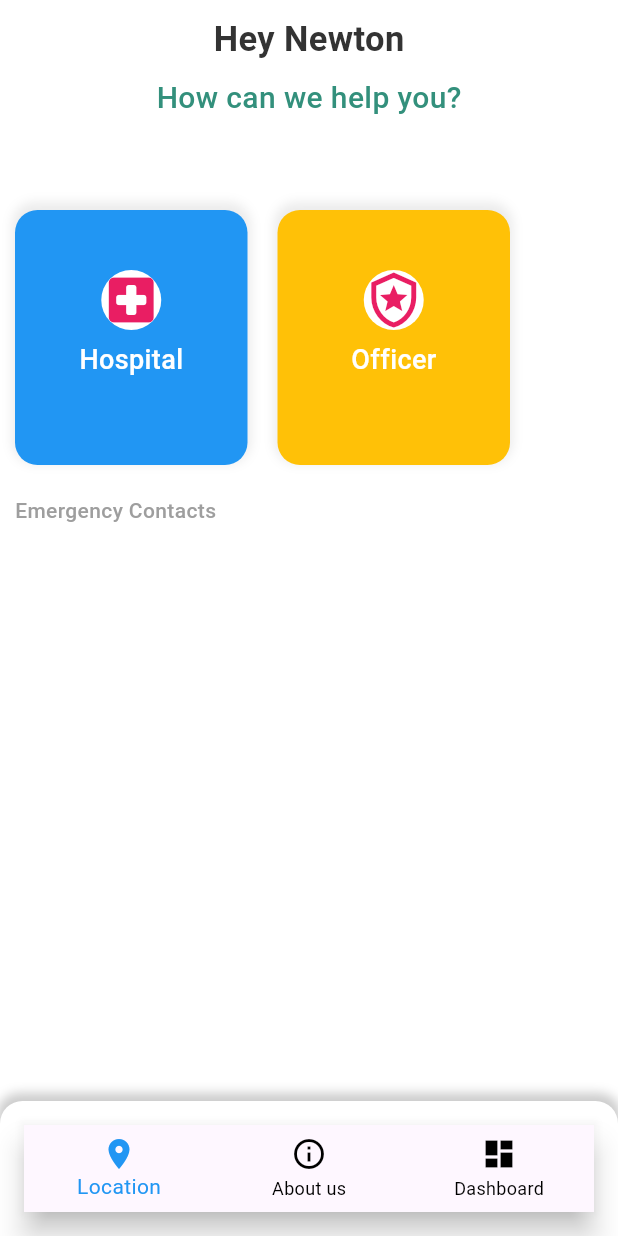
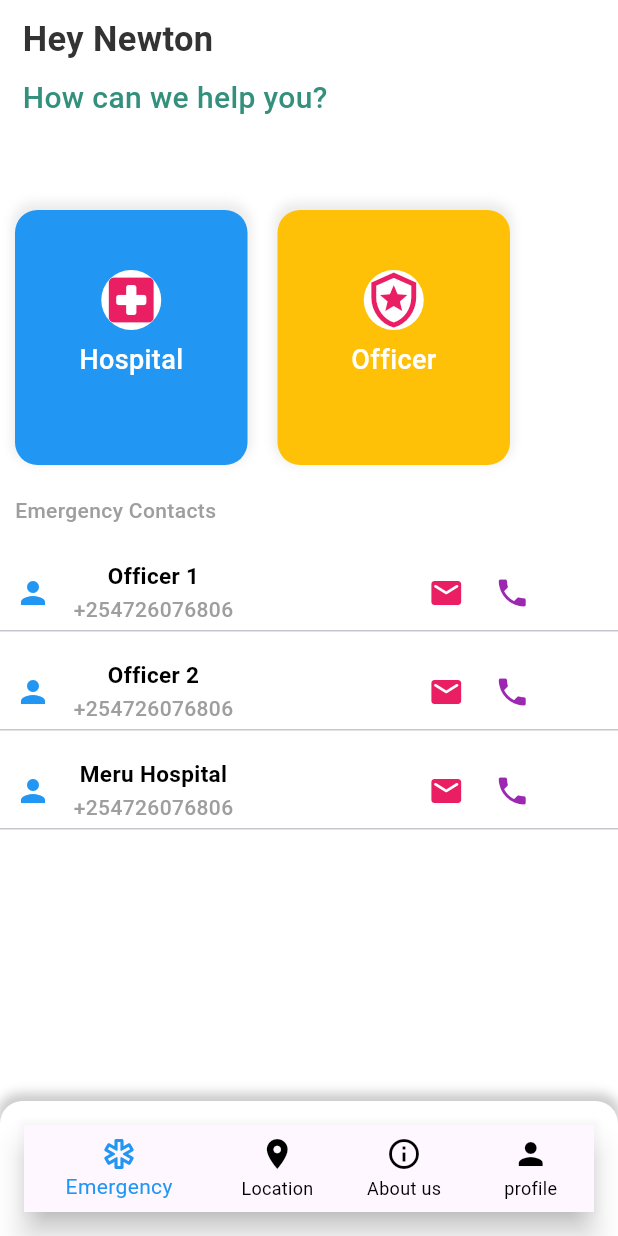
Before and after one commit to Wamitinewton/CareGuard, a Flutter app: the EmergencyPage screen opened by its route, on a phone screen of 412 x 824 dp. Run offline on Flutter 3.47's test engine with Material 3 defaults, Android fonts, the phone set to English and light mode, and no system bars; our stand-ins replace flutter_screenutil, get, intl_phone_number_input; missing offline and left inert: dot_indication_flutter.

Commit message:
completed Emergency UI

```diff
--- a/lib/pages/Auth/onboarding/view.dart
+++ b/lib/pages/Auth/onboarding/view.dart
@@ -16,9 +16,11 @@ class _OnboardingPageState extends State<OnboardingPage> {
   final OnboardingController controller = Get.put(OnboardingController());
   int _currentPage = 0;
   int selectedIndex = 0;
+
   // int listDot = 3;
-  static const _kDuration =  Duration(milliseconds: 300);
+  static const _kDuration = Duration(milliseconds: 300);
   static const _kCurve = Curves.easeInExpo;
+
   @override
   Widget build(BuildContext context) {
     return Scaffold(
@@ -54,7 +56,7 @@ class _OnboardingPageState extends State<OnboardingPage> {
                           curve: Curves.bounceInOut);
                     },
                     content:
-                        'Advocating for child security is an imperative shared responsibility that transcends boundaries. Every child deserves a safe environment, nurturing their well-being and fostering healthy development.'),
+                        'Child security demands constant vigilance, encompassing supervision, online education, and open communication for a safe environment, fostering resilience and confidence in children.'),
                 OnboardingCard(
                     text: 'Complete',
                     childIcon: 'iconchild3',
@@ -65,7 +67,7 @@ class _OnboardingPageState extends State<OnboardingPage> {
                       controller.goToSignUp();
                     },
                     content:
-                        'Advocating for child security is an imperative shared responsibility that transcends boundaries. Every child deserves a safe environment, nurturing their well-being and fostering healthy development.')
+                        'Child security is a fundamental priority, requiring vigilant supervision, educational measures for online safety, and fostering open communication. Creating a secure environment empowers children to navigate the world with confidence and resilience.')
               ],
             ),
           ),
--- a/lib/pages/home/emergency/emergency_component.dart
+++ b/lib/pages/home/emergency/emergency_component.dart
@@ -0,0 +1,67 @@
+import 'package:flutter/material.dart';
+
+Widget buildContactContainer(String name, String phoneNumber) {
+  return Column(
+    children: [
+      Container(
+        width: double.infinity,
+        height: 50,
+        decoration: const BoxDecoration(
+          color: Colors.white,
+        ),
+        child: Row(
+          children: [
+            const Padding(
+              padding: EdgeInsets.only(left: 10),
+              child: Icon(
+                Icons.person,
+                color: Color(0xFF2196F3),
+              ),
+            ),
+            const SizedBox(width: 15),
+            Column(
+              mainAxisAlignment: MainAxisAlignment.center,
+              children: [
+                Text(
+                  name,
+                  style: const TextStyle(
+                      color: Colors.black,
+                      fontSize: 15,
+                      fontWeight: FontWeight.w700),
+                ),
+                const SizedBox(height: 2),
+                Text(
+                  phoneNumber,
+                  style: const TextStyle(
+                      color: Colors.grey,
+                      fontSize: 14,
+                      fontWeight: FontWeight.w500),
+                ),
+              ],
+            ),
+            const Padding(
+              padding: EdgeInsets.only(left: 130),
+              child: Row(
+                children: [
+                  Icon(
+                    Icons.email_rounded,
+                    color: Color(0xFFE91E63),
+                  ),
+                  SizedBox(width: 20),
+                  Icon(
+                    Icons.phone,
+                    color: Color(0xFF9C27B0),
+                  ),
+                ],
+              ),
+            ),
+          ],
+        ),
+      ),
+      const Divider(
+        height: 1,
+        thickness: 1,
+      )
+    ],
+  );
+}
--- a/lib/pages/home/emergency/view.dart
+++ b/lib/pages/home/emergency/view.dart
@@ -1,5 +1,6 @@
 import 'package:careguard/common/style/color.dart';
 import 'package:careguard/pages/home/emergency/container_util.dart';
+import 'package:careguard/pages/home/emergency/emergency_component.dart';
 import 'package:careguard/pages/home/utils/bottombar_util.dart';
 import 'package:flutter/cupertino.dart';
 import 'package:flutter/material.dart';
@@ -12,22 +13,32 @@ class EmergencyPage extends StatelessWidget {
     return SafeArea(
       child: Scaffold(
         backgroundColor: Colors.white,
-        body: const SingleChildScrollView(
+        body: SingleChildScrollView(
             child: Column(
           children: [
-            Padding(
-              padding: EdgeInsets.only(top: 10),
-              child: Text(
+            const Padding(
+              padding: EdgeInsets.only(top: 10, left: 15),
+              child: Row(
+                mainAxisAlignment: MainAxisAlignment.start,
+                children: [
+                  Text(
                     'Hey Newton',
                     style: TextStyle(
                         fontSize: 23,
                         fontWeight: FontWeight.w700,
                         color: AppColor.primaryText),
                   ),
+                ],
               ),
-            SizedBox(
+            ),
+            const SizedBox(
               height: 8,
             ),
+            const Padding(
+              padding: EdgeInsets.only(left: 15),
+              child: Row(
+                mainAxisAlignment: MainAxisAlignment.start,
+                children: [
                   Text(
                     'How can we help you?',
                     style: TextStyle(
@@ -35,10 +46,13 @@ class EmergencyPage extends StatelessWidget {
                         fontWeight: FontWeight.w500,
                         color: AppColor.primaryBackground),
                   ),
-            SizedBox(
+                ],
+              ),
+            ),
+            const SizedBox(
               height: 50,
             ),
-            Row(
+            const Row(
               children: [
                 ContainerUtility(
                     text: 'Hospital',
@@ -50,22 +64,36 @@ class EmergencyPage extends StatelessWidget {
                     color: Color(0xFFFFC107)),
               ],
             ),
-            SizedBox(
+            const SizedBox(
               height: 10,
             ),
-            Row(
+            const Row(
               mainAxisAlignment: MainAxisAlignment.start,
               children: [
                 Padding(
                   padding: EdgeInsets.only(left: 10),
-                  child: Text('Emergency Contacts', style: TextStyle(
+                  child: Text(
+                    'Emergency Contacts',
+                    style: TextStyle(
                       color: Colors.grey,
                       fontWeight: FontWeight.w500,
-
-                  ),),
+                    ),
+                  ),
                 )
               ],
-            )
+            ),
+            const SizedBox(
+              height: 20,
+            ),
+            buildContactContainer('Officer 1', '+254726076806'),
+            const SizedBox(
+              height: 15,
+            ),
+            buildContactContainer('Officer 2', '+254726076806'),
+            const SizedBox(
+              height: 15,
+            ),
+            buildContactContainer('Meru Hospital', '+254726076806'),
           ],
         )),
         bottomNavigationBar: Container(
--- a/lib/pages/home/profile/view.dart
+++ b/lib/pages/home/profile/view.dart
@@ -2,6 +2,7 @@ import 'package:careguard/common/routes/names.dart';
 import 'package:careguard/common/style/color.dart';
 import 'package:careguard/pages/Auth/onboarding/controller.dart';
 import 'package:careguard/pages/home/profile/profile_component.dart';
+import 'package:careguard/pages/home/utils/bottombar_util.dart';
 import 'package:flutter/material.dart';
 import 'package:get/get.dart';
 
@@ -148,7 +149,6 @@ class ProfileScreen extends GetView<OnboardingController> {
                       print("... Edit Profile...");
                     },
                   ),
-
                   ProfileComponent(
                     text: "Feedback",
                     onTap: () {
@@ -171,6 +171,7 @@ class ProfileScreen extends GetView<OnboardingController> {
                     onTap: () {
                       print("... Logout ...");
                       Get.offAllNamed(AppRoutes.signin);
+                      BottomNavigationUtil.onExit();
                     },
                     child: const Padding(
                       padding: EdgeInsets.only(left: 20),
--- a/lib/pages/home/utils/bottombar_util.dart
+++ b/lib/pages/home/utils/bottombar_util.dart
@@ -5,10 +5,12 @@ import 'package:get/get.dart';
 class BottomNavigationUtil {
   static List<BottomNavigationBarItem> getBottomNavBarItems() {
     return const [
+      BottomNavigationBarItem(
+          icon: Icon(Icons.emergency_outlined), label: 'Emergency'),
       BottomNavigationBarItem(icon: Icon(Icons.location_on), label: 'Location'),
       BottomNavigationBarItem(
           icon: Icon(Icons.info_outline), label: 'About us'),
-      BottomNavigationBarItem(icon: Icon(Icons.dashboard), label: 'Dashboard'),
+      BottomNavigationBarItem(icon: Icon(Icons.person), label: 'profile'),
     ];
   }
 
@@ -21,10 +23,13 @@ class BottomNavigationUtil {
         Get.offAllNamed(AppRoutes.emergency);
         break;
       case 1:
-        Get.offAllNamed(AppRoutes.emergency);
+        Get.offAllNamed(AppRoutes.profile);
         break;
       case 2:
-        Get.offAllNamed(AppRoutes.emergency);
+        Get.offAllNamed(AppRoutes.profile);
+        break;
+      case 3:
+        Get.offAllNamed(AppRoutes.profile);
         break;
     }
   }
@@ -40,4 +45,8 @@ class BottomNavigationUtil {
       showSelectedLabels: true,
     );
   }
+  static int onExit(){
+   _bottomIndex = 0;
+    return _bottomIndex;
+  }
 }
--- a/pubspec.yaml
+++ b/pubspec.yaml
@@ -39,6 +39,7 @@ dependencies:
   flutter_screenutil: ^5.9.0
   dot_indication_flutter: ^0.0.1
   intl_phone_number_input: ^0.7.4
+  get_storage: ^2.1.1
 
 dev_dependencies:
   flutter_test:
```
Also changed, not shown: pubspec.lock. Lines whose indentation alone changed are shown as unchanged.
